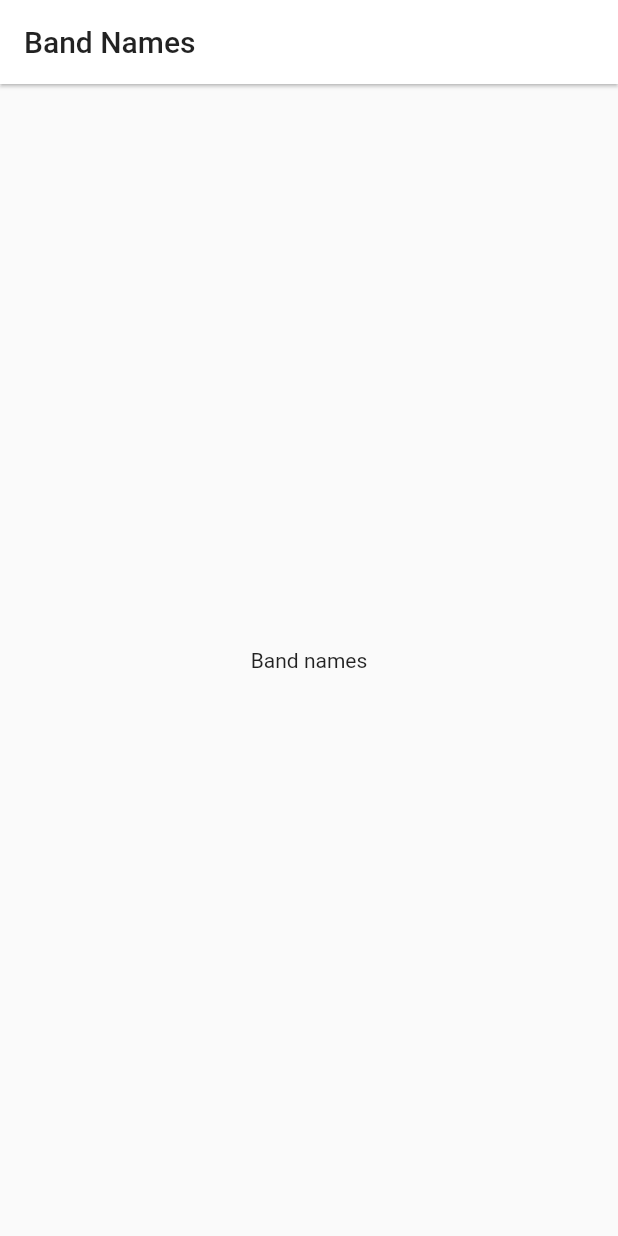
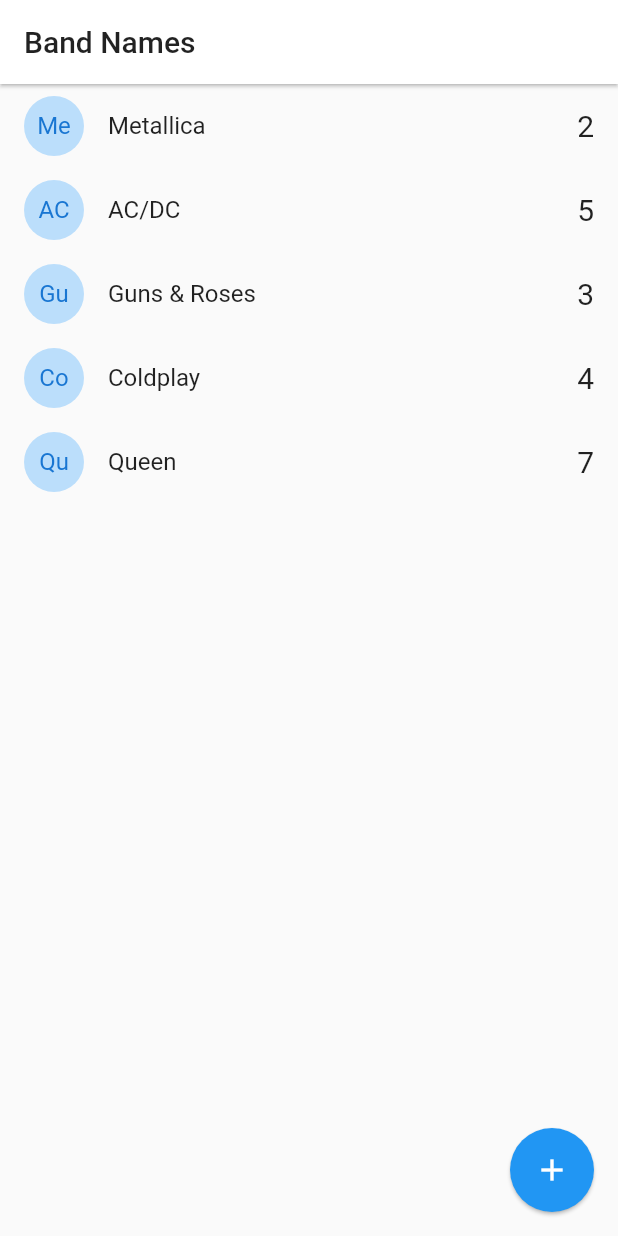
Before and after one commit to SoyJorgeDiaz5/flutter_band_names_sockets, a Flutter app: the screen it shows after launch, on a phone screen of 412 x 824 dp. Run offline on Flutter 3.47's test engine with Material 2 defaults, Android fonts, the phone set to English and light mode, and no system bars.

Commit message:
feat(user-interface): updated HomePage to handle band list

```diff
--- a/lib/pages/home.dart
+++ b/lib/pages/home.dart
@@ -1,7 +1,25 @@
+import 'dart:io';
+
+import 'package:flutter/cupertino.dart';
 import 'package:flutter/material.dart';
 
-class HomePage extends StatelessWidget {
+import '../models/band.dart';
+
+class HomePage extends StatefulWidget {
   const HomePage({super.key});
+
+  @override
+  State<HomePage> createState() => _HomePageState();
+}
+
+class _HomePageState extends State<HomePage> {
+  List<Band> bands = [
+    Band(id: '1', name: 'Metallica', votes: 2),
+    Band(id: '2', name: 'AC/DC', votes: 5),
+    Band(id: '3', name: 'Guns & Roses', votes: 3),
+    Band(id: '4', name: 'Coldplay', votes: 4),
+    Band(id: '5', name: 'Queen', votes: 7),
+  ];
 
   @override
   Widget build(BuildContext context) {
@@ -16,8 +34,115 @@ class HomePage extends StatelessWidget {
         ),
         backgroundColor: Colors.white,
       ),
-        body: const Center(
-          child: Text('Band names'),
-        ));
+      body: ListView.builder(
+        itemCount: bands.length,
+        itemBuilder: (context, index) => _bandTile(bands[index]),
+      ),
+      floatingActionButton: FloatingActionButton(
+        elevation: 1,
+        onPressed: addNewBand,
+        child: const Icon(Icons.add),
+      ),
+    );
+  }
+
+  Widget _bandTile(Band band) {
+    return Dismissible(
+      key: Key(band.id),
+      direction: DismissDirection.startToEnd,
+      onDismissed: (direction) {
+        print('Band ${band.name} deleted!');
+        //TODO: Delete from server
+      },
+      background: Container(
+        padding: const EdgeInsets.only(left: 8),
+        color: Colors.red,
+        child: Align(
+            alignment: Alignment.centerLeft,
+            child: Row(
+              children: const [
+                Icon(
+                  Icons.delete_outline_rounded,
+                  color: Colors.white,
+                ),
+                Text(
+                  'Delete band',
+                  style: TextStyle(color: Colors.white),
+                ),
+              ],
+            )),
+      ),
+      child: ListTile(
+        leading: CircleAvatar(
+          backgroundColor: Colors.blue[100],
+          child: Text(band.name.substring(0, 2)),
+        ),
+        title: Text(band.name),
+        trailing: Text(
+          '${band.votes}',
+          style: const TextStyle(fontSize: 20),
+        ),
+        onTap: () {
+          print(band.name);
+        },
+      ),
+    );
+  }
+
+  addNewBand() {
+    final textController = TextEditingController();
+
+    if (Platform.isAndroid) {
+      return showDialog(
+          context: context,
+          builder: (context) {
+            return AlertDialog(
+              title: const Text('New band name:'),
+              content: TextField(
+                controller: textController,
+              ),
+              actions: [
+                MaterialButton(
+                  elevation: 5,
+                  textColor: Colors.blue,
+                  child: const Text('Add'),
+                  onPressed: () => addBandToList(textController.text),
+                )
+              ],
+            );
+          });
+    }
+
+    showCupertinoDialog(
+        context: context,
+        builder: (_) {
+          return CupertinoAlertDialog(
+            title: const Text('New band name:'),
+            content: CupertinoTextField(
+              controller: textController,
+            ),
+            actions: [
+              CupertinoDialogAction(
+                isDefaultAction: true,
+                onPressed: () => addBandToList(textController.text),
+                child: const Text('Add'),
+              ),
+              CupertinoDialogAction(
+                isDestructiveAction: true,
+                onPressed: () => Navigator.pop(context),
+                child: const Text('Dismiss'),
+              )
+            ],
+          );
+        });
+  }
+
+  addBandToList(String name) {
+    if (name.length > 1) {
+      bands.add(Band(id: DateTime.now().toString(), name: name));
+      setState(() {});
+    }
+
+    Navigator.pop(context);
   }
 }
```
Lines whose indentation alone changed are shown as unchanged.
